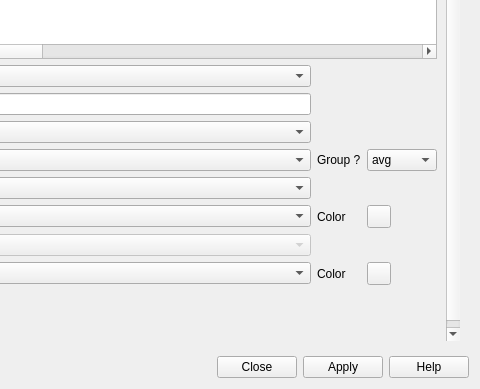
Old version of the form ui_lizmap.ui in the repository 3liz/lizmap-plugin; both pictures show x 556 to 1036 and y 456 to 845 of the 1036 by 845 pixel window.
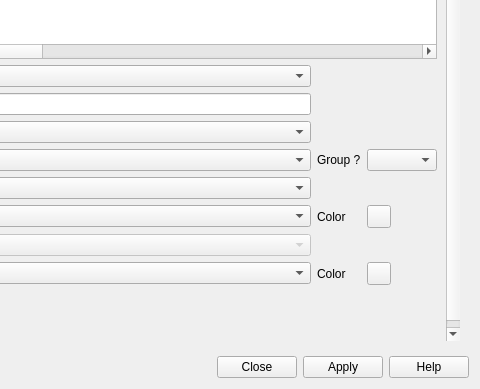
New version of the form. The open tabs and pages were chosen to show the change. Icons and pictures are not drawn. Custom widgets are drawn as their Qt base class.

Commit message: Dataviz - Add empty item for the aggregation combobox

Diff of the .ui file:
```diff
--- a/ui_lizmap.ui
+++ b/ui_lizmap.ui
@@ -3479,6 +3479,11 @@
                  </item>
                  <item row="5" column="3">
                   <widget class="QComboBox" name="liDatavizAggregation">
+                   <item>
+                    <property name="text">
+                     <string></string>
+                    </property>
+                   </item>
                    <item>
                     <property name="text">
                      <string>avg</string>
```
